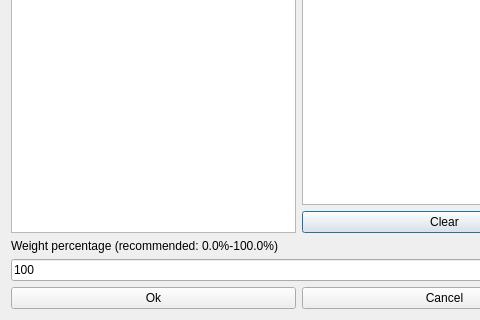
Qt form fet/src/interface/modifyconstraintstudentssethomeroomsform_template.ui (vonmecheln/fet) before a commit; both pictures show x 0 to 480 and y 204 to 524 of the 598 by 524 pixel window.
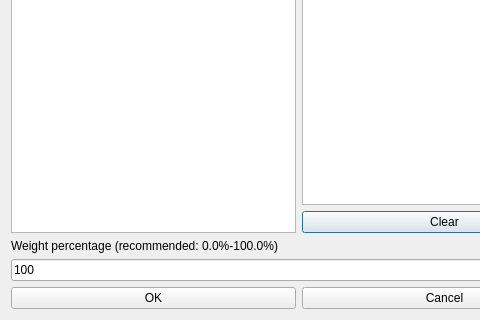
The same form after that commit.

What changed in the file:
```diff
--- a/fet/src/interface/modifyconstraintstudentssethomeroomsform_template.ui
+++ b/fet/src/interface/modifyconstraintstudentssethomeroomsform_template.ui
@@ -112,7 +112,7 @@
      <item>
       <widget class="QPushButton" name="okPushButton">
        <property name="text">
-        <string>Ok</string>
+        <string>OK</string>
        </property>
       </widget>
      </item>
```
